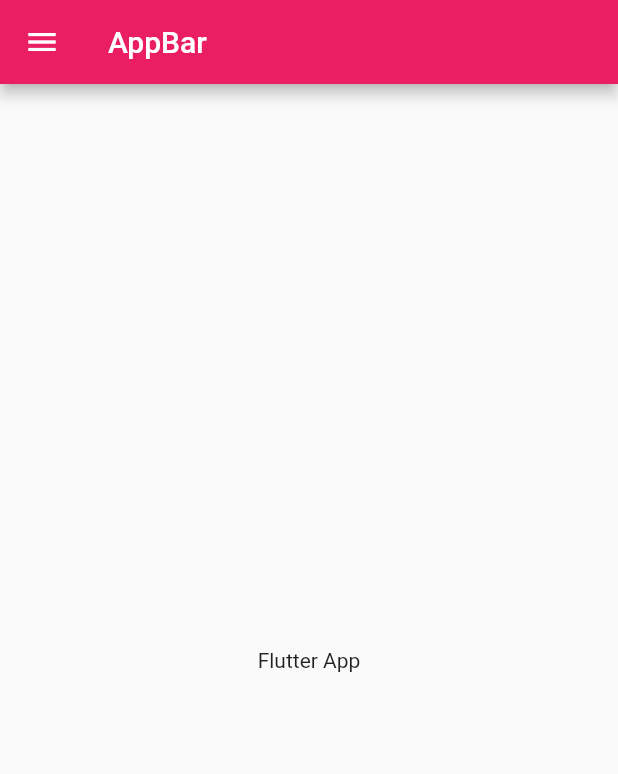
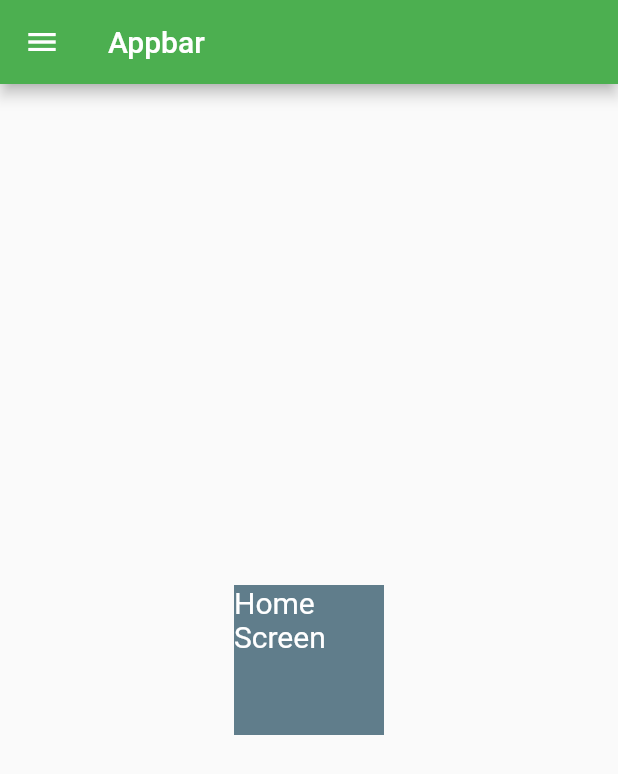
Before and after one commit to Vikash-Android7500/Flutter, a Flutter app: the screen it shows after launch, on a phone screen of 412 x 824 dp. Shown: the top 774 px of the screen. Run offline on Flutter 3.47's test engine with Material 2 defaults, Android fonts, the phone set to English and light mode, and no system bars.

Commit message:
day3 finsh

```diff
--- a/lib/HomeScreen.dart
+++ /dev/null
@@ -1,20 +0,0 @@
-import 'package:flutter/material.dart';
-
-
-class HomeScreen extends StatelessWidget {
-  @override
-  Widget build(BuildContext context) {
-    return Scaffold(
-      appBar: AppBar(
-        backgroundColor: Colors.pink,
-        title: Title(color: Colors.black, child: Text("AppBar")),
-      ),
-      body: Center(
-        child: Container(
-          child: Text("Flutter App"),
-        ),
-      ),
-      drawer: Drawer(),
-    );
-  }
-}
--- a/lib/main.dart
+++ b/lib/main.dart
@@ -1,7 +1,11 @@
-import 'package:fistday/HomeScreen.dart';
+
+import 'package:fistday/screen/HomeScreen.dart';
+import 'package:fistday/screen/login_page.dart';
 import 'package:flutter/material.dart';
 
- void main() => runApp(MyApp());
+ void main(){
+   runApp(MyApp());
+ }
 
 
 //class StatelessWidget
@@ -9,7 +13,15 @@ class MyApp extends StatelessWidget {
   @override
   Widget build(BuildContext context) {
     return MaterialApp(
-        home: HomeScreen()
+        // home: HomeScreen(),
+        themeMode: ThemeMode.light,
+        theme: ThemeData(primarySwatch: Colors.green),
+        darkTheme: ThemeData(brightness: Brightness.dark),
+
+        routes: {
+          "/": (context) => HomeScreen(),
+          "/login": (context) => LoginPage(),
+        },
     );
   }
 }
--- a/lib/screen/HomeScreen.dart
+++ b/lib/screen/HomeScreen.dart
@@ -9,11 +9,13 @@ class HomeScreen extends StatelessWidget {
         title:Text("Appbar")
       ),
       body: Center(
-          child: Container(
-            child: Text("second Text"),
+          child: Container( height: 100, width: 100, color: Colors.blueGrey,
+            child: Text("Home Screen", style: TextStyle(fontSize: 20,  color: Colors.white),),
         ),
       ),
-      drawer: Drawer(),
-    );
+      drawer: Drawer(
+        child: Text("Item-1", style: TextStyle(fontSize: 20,  color: Colors.lightBlueAccent),),
+      )
+      );
   }
 }
```
Also changed, not shown: lib/screen/login_page.dart (+24 -0 lines).
